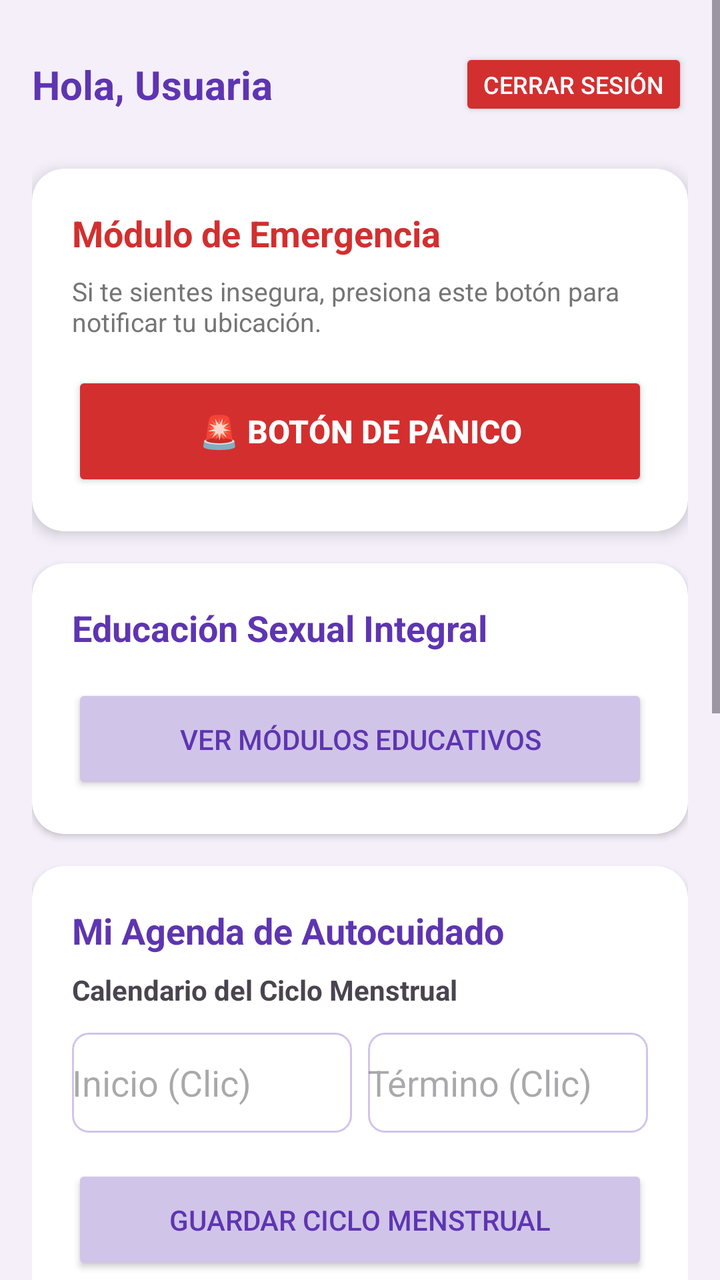
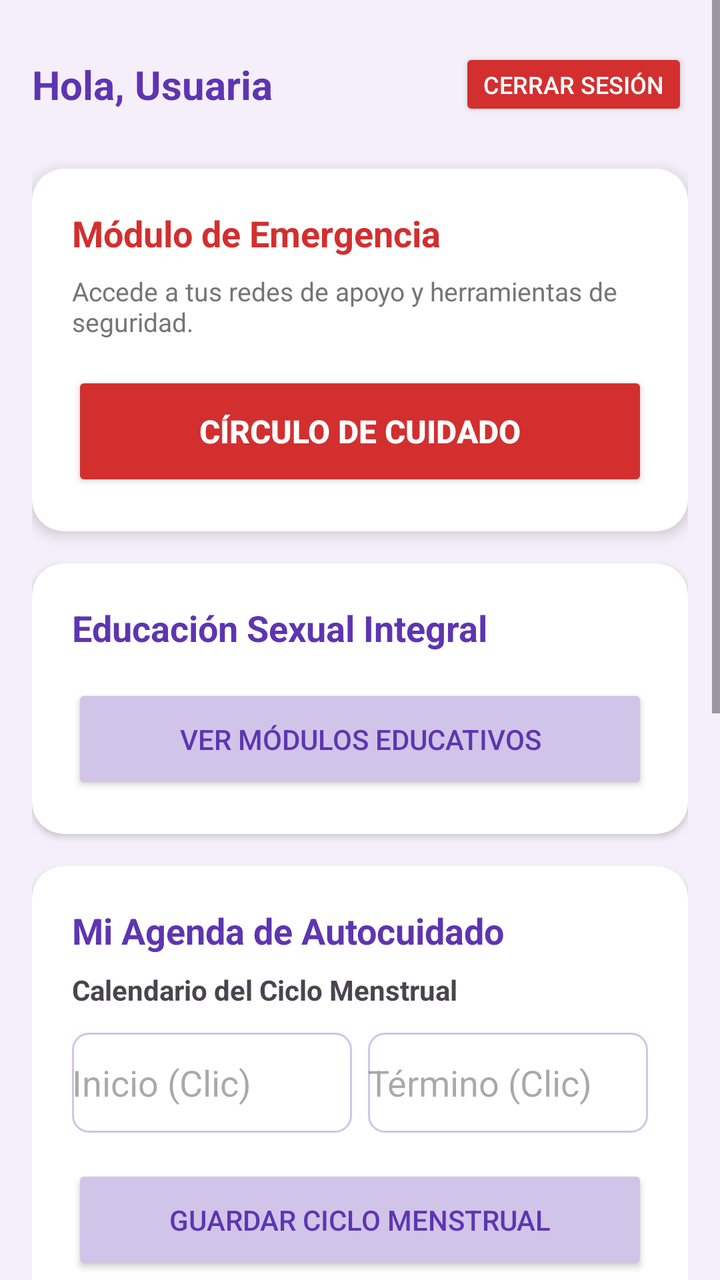

Compare the two renders of this Android layout. The source of the first and the diff that turns it into the second are given below.
<!-- AndroidManifest.xml: application theme Theme.Aura -->
<!-- res/layout/activity_dashboard.xml -->
<?xml version="1.0" encoding="utf-8"?>
<ScrollView xmlns:android="http://schemas.android.com/apk/res/android"
    xmlns:app="http://schemas.android.com/apk/res-auto"
    android:layout_width="match_parent"
    android:layout_height="match_parent"
    android:background="@color/background_light"
    android:fillViewport="true">

    <LinearLayout
        android:layout_width="match_parent"
        android:layout_height="wrap_content"
        android:orientation="vertical"
        android:padding="16dp">

        
        <RelativeLayout
            android:layout_width="match_parent"
            android:layout_height="wrap_content"
            android:layout_marginBottom="24dp"
            android:layout_marginTop="8dp">

            <TextView
                android:id="@+id/tvBienvenida"
                android:layout_width="wrap_content"
                android:layout_height="wrap_content"
                android:text="Hola, Usuaria"
                android:textSize="20sp"
                android:textStyle="bold"
                android:textColor="@color/purple_primary"
                android:layout_centerVertical="true"/>

            <Button
                android:id="@+id/btnCerrarSesion"
                android:layout_width="wrap_content"
                android:layout_height="wrap_content"
                android:layout_alignParentEnd="true"
                android:text="Cerrar Sesión"
                android:textColor="@color/white"
                android:backgroundTint="@color/red_panic"
                app:cornerRadius="20dp"
                android:textSize="12sp"
                android:minHeight="36dp"/>
        </RelativeLayout>

        
        <androidx.cardview.widget.CardView
            android:layout_width="match_parent"
            android:layout_height="wrap_content"
            app:cardCornerRadius="16dp"
            app:cardElevation="4dp"
            android:layout_marginBottom="16dp"
            app:cardBackgroundColor="@color/white">

            <LinearLayout
                android:layout_width="match_parent"
                android:layout_height="wrap_content"
                android:orientation="vertical"
                android:padding="20dp">

                <TextView
                    android:layout_width="wrap_content"
                    android:layout_height="wrap_content"
                    android:text="Módulo de Emergencia"
                    android:textColor="@color/red_panic"
                    android:textStyle="bold"
                    android:textSize="18sp"
                    android:layout_marginBottom="8dp"/>

                <TextView
                    android:layout_width="wrap_content"
                    android:layout_height="wrap_content"
                    android:text="Si te sientes insegura, presiona este botón para notificar tu ubicación."
                    android:textSize="13sp"
                    android:textColor="@color/text_gray"
                    android:layout_marginBottom="16dp"/>

                <Button
                    android:id="@+id/btnIrEmergencia"
                    android:layout_width="match_parent"
                    android:layout_height="60dp"
                    android:text="🚨 BOTÓN DE PÁNICO"
                    android:textColor="@color/white"
                    android:backgroundTint="@color/red_panic"
                    android:textStyle="bold"
                    android:textSize="16sp"
                    app:cornerRadius="8dp"/>
            </LinearLayout>
        </androidx.cardview.widget.CardView>

        
        <androidx.cardview.widget.CardView
            android:layout_width="match_parent"
            android:layout_height="wrap_content"
            app:cardCornerRadius="16dp"
            app:cardElevation="2dp"
            android:layout_marginBottom="16dp"
            app:cardBackgroundColor="@color/white">

            <LinearLayout
                android:layout_width="match_parent"
                android:layout_height="wrap_content"
                android:orientation="vertical"
                android:padding="20dp">

                <TextView
                    android:layout_width="wrap_content"
                    android:layout_height="wrap_content"
                    android:text="Educación Sexual Integral"
                    android:textColor="@color/purple_primary"
                    android:textStyle="bold"
                    android:textSize="18sp"
                    android:layout_marginBottom="16dp"/>

                <Button
                    android:id="@+id/btnIrEducacion"
                    android:layout_width="match_parent"
                    android:layout_height="55dp"
                    android:text="Ver Módulos Educativos"
                    android:textColor="@color/purple_primary"
                    android:backgroundTint="@color/purple_light"
                    app:cornerRadius="8dp"/>
            </LinearLayout>
        </androidx.cardview.widget.CardView>

        
        <androidx.cardview.widget.CardView
            android:layout_width="match_parent"
            android:layout_height="wrap_content"
            app:cardCornerRadius="16dp"
            app:cardElevation="2dp"
            android:layout_marginBottom="16dp"
            app:cardBackgroundColor="@color/white">

            <LinearLayout
                android:layout_width="match_parent"
                android:layout_height="wrap_content"
                android:orientation="vertical"
                android:padding="20dp">

                <TextView
                    android:layout_width="wrap_content"
                    android:layout_height="wrap_content"
                    android:text="Mi Agenda de Autocuidado"
                    android:textColor="@color/purple_primary"
                    android:textStyle="bold"
                    android:textSize="18sp"
                    android:layout_marginBottom="8dp"/>

                <TextView
                    android:layout_width="wrap_content"
                    android:layout_height="wrap_content"
                    android:text="Calendario del Ciclo Menstrual"
                    android:textStyle="bold"
                    android:textSize="14sp"
                    android:layout_marginBottom="12dp"/>

                <LinearLayout
                    android:layout_width="match_parent"
                    android:layout_height="wrap_content"
                    android:orientation="horizontal"
                    android:layout_marginBottom="16dp">

                    <EditText
                        android:id="@+id/etFechaInicioDashboard"
                        android:layout_width="0dp"
                        android:layout_height="50dp"
                        android:layout_weight="1"
                        android:background="@drawable/edittext_border"
                        android:hint="Inicio (Clic)"
                        android:textAlignment="center"
                        android:focusable="false"
                        android:clickable="true"
                        android:layout_marginEnd="8dp"/>

                    <EditText
                        android:id="@+id/etFechaFinDashboard"
                        android:layout_width="0dp"
                        android:layout_height="50dp"
                        android:layout_weight="1"
                        android:background="@drawable/edittext_border"
                        android:hint="Término (Clic)"
                        android:textAlignment="center"
                        android:focusable="false"
                        android:clickable="true"/>
                </LinearLayout>

                <Button
                    android:id="@+id/btnGuardarCicloDashboard"
                    android:layout_width="match_parent"
                    android:layout_height="55dp"
                    android:text="Guardar Ciclo Menstrual"
                    android:textColor="@color/purple_primary"
                    android:backgroundTint="@color/purple_light"
                    app:cornerRadius="8dp"
                    android:layout_marginBottom="16dp"/>

                
                <TextView
                    android:layout_width="wrap_content"
                    android:layout_height="wrap_content"
                    android:text="HISTORIAL DE REGISTROS"
                    android:textStyle="bold"
                    android:textSize="12sp"
                    android:textColor="@color/text_gray"
                    android:layout_marginBottom="8dp"/>

                <LinearLayout
                    android:id="@+id/layoutHistorialCiclos"
                    android:layout_width="match_parent"
                    android:layout_height="wrap_content"
                    android:orientation="vertical">
                    
                </LinearLayout>
            </LinearLayout>
        </androidx.cardview.widget.CardView>

        
        <androidx.cardview.widget.CardView
            android:id="@+id/cardAgendaMedica"
            android:layout_width="match_parent"
            android:layout_height="wrap_content"
            app:cardCornerRadius="16dp"
            app:cardElevation="2dp"
            android:layout_marginBottom="16dp"
            app:cardBackgroundColor="#FFF0F5">

            <LinearLayout
                android:layout_width="match_parent"
                android:layout_height="wrap_content"
                android:orientation="vertical"
                android:padding="20dp">

                <TextView
                    android:layout_width="wrap_content"
                    android:layout_height="wrap_content"
                    android:text="Agenda Médica Preventiva (CESFAM)"
                    android:textColor="@color/red_panic"
                    android:textStyle="bold"
                    android:textSize="16sp"
                    android:layout_marginBottom="12dp"/>

                <LinearLayout
                    android:layout_width="match_parent"
                    android:layout_height="wrap_content"
                    android:orientation="horizontal"
                    android:layout_marginBottom="16dp">

                    <EditText
                        android:id="@+id/etFechaCita"
                        android:layout_width="0dp"
                        android:layout_height="50dp"
                        android:layout_weight="1"
                        android:background="@drawable/edittext_border"
                        android:hint="Fecha (Clic)"
                        android:textAlignment="center"
                        android:focusable="false"
                        android:clickable="true"
                        android:layout_marginEnd="8dp"/>

                    <EditText
                        android:id="@+id/etEspecialidad"
                        android:layout_width="0dp"
                        android:layout_height="50dp"
                        android:layout_weight="1.5"
                        android:background="@drawable/edittext_border"
                        android:hint="Ej: Matrona"
                        android:paddingStart="8dp"/>
                </LinearLayout>

                <Button
                    android:id="@+id/btnAgendarCita"
                    android:layout_width="match_parent"
                    android:layout_height="55dp"
                    android:text="Agendar Nueva Cita"
                    android:textColor="@color/red_panic"
                    android:backgroundTint="@color/red_panic_light"
                    app:cornerRadius="8dp"
                    android:layout_marginBottom="16dp"/>

                
                <TextView
                    android:layout_width="wrap_content"
                    android:layout_height="wrap_content"
                    android:text="PRÓXIMAS CITAS AGENDADAS"
                    android:textStyle="bold"
                    android:textSize="12sp"
                    android:textColor="@color/red_panic"
                    android:layout_marginBottom="8dp"/>

                <LinearLayout
                    android:id="@+id/layoutCitasAgendadas"
                    android:layout_width="match_parent"
                    android:layout_height="wrap_content"
                    android:orientation="vertical">
                    
                </LinearLayout>
            </LinearLayout>
        </androidx.cardview.widget.CardView>

        
        <androidx.cardview.widget.CardView
            android:layout_width="match_parent"
            android:layout_height="wrap_content"
            app:cardCornerRadius="16dp"
            app:cardElevation="2dp"
            android:layout_marginBottom="32dp"
            app:cardBackgroundColor="@color/white">

            <LinearLayout
                android:layout_width="match_parent"
                android:layout_height="wrap_content"
                android:orientation="vertical"
                android:padding="20dp">

                <TextView
                    android:layout_width="wrap_content"
                    android:layout_height="wrap_content"
                    android:text="Orientación Territorial"
                    android:textColor="@color/purple_primary"
                    android:textStyle="bold"
                    android:textSize="18sp"
                    android:layout_marginBottom="16dp"/>

                <Button
                    android:id="@+id/btnIrRedApoyo"
                    android:layout_width="match_parent"
                    android:layout_height="55dp"
                    android:text="Ver Red de Salud Local"
                    android:textColor="@color/purple_primary"
                    android:backgroundTint="@color/purple_light"
                    app:cornerRadius="8dp"/>
            </LinearLayout>
        </androidx.cardview.widget.CardView>

    </LinearLayout>
</ScrollView>
<!-- resources referenced by this layout -->
<resources>
  <color name="background_light">#F5EFF9</color>
  <color name="purple_light">#D1C4E9</color>
  <color name="purple_primary">#5E35B1</color>
  <color name="red_panic">#D32F2F</color>
  <color name="red_panic_light">#FFEBEE</color>
  <color name="text_gray">#757575</color>
  <color name="white">#FFFFFF</color>
  <!-- drawable edittext_border (drawable) -->
  <?xml version="1.0" encoding="utf-8"?>
  <shape xmlns:android="http://schemas.android.com/apk/res/android"
      android:shape="rectangle">
      <solid android:color="@color/white" />
      <corners android:radius="8dp" />
      <stroke
          android:width="1dp"
          android:color="@color/purple_light" />
  </shape>
  <style name="Theme.Aura" parent="Base.Theme.Aura" />
  <style name="Base.Theme.Aura" parent="Theme.Material3.DayNight.NoActionBar">
          
          
      </style>
</resources>

<!-- the commit's change to res/layout/activity_dashboard.xml (unified diff, before → after) -->
@@ -69,7 +69,7 @@
                 <TextView
                     android:layout_width="wrap_content"
                     android:layout_height="wrap_content"
-                    android:text="Si te sientes insegura, presiona este botón para notificar tu ubicación."
+                    android:text="Accede a tus redes de apoyo y herramientas de seguridad."
                     android:textSize="13sp"
                     android:textColor="@color/text_gray"
                     android:layout_marginBottom="16dp"/>
@@ -78,7 +78,7 @@
                     android:id="@+id/btnIrEmergencia"
                     android:layout_width="match_parent"
                     android:layout_height="60dp"
-                    android:text="🚨 BOTÓN DE PÁNICO"
+                    android:text="Círculo de Cuidado"
                     android:textColor="@color/white"
                     android:backgroundTint="@color/red_panic"
                     android:textStyle="bold"
